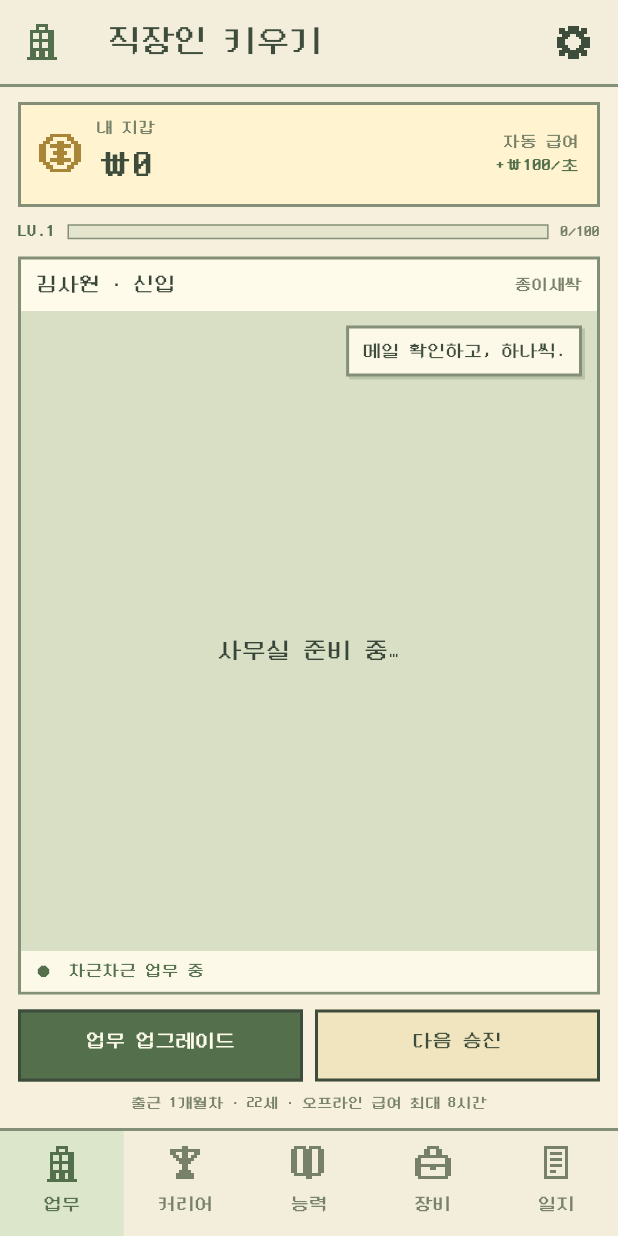
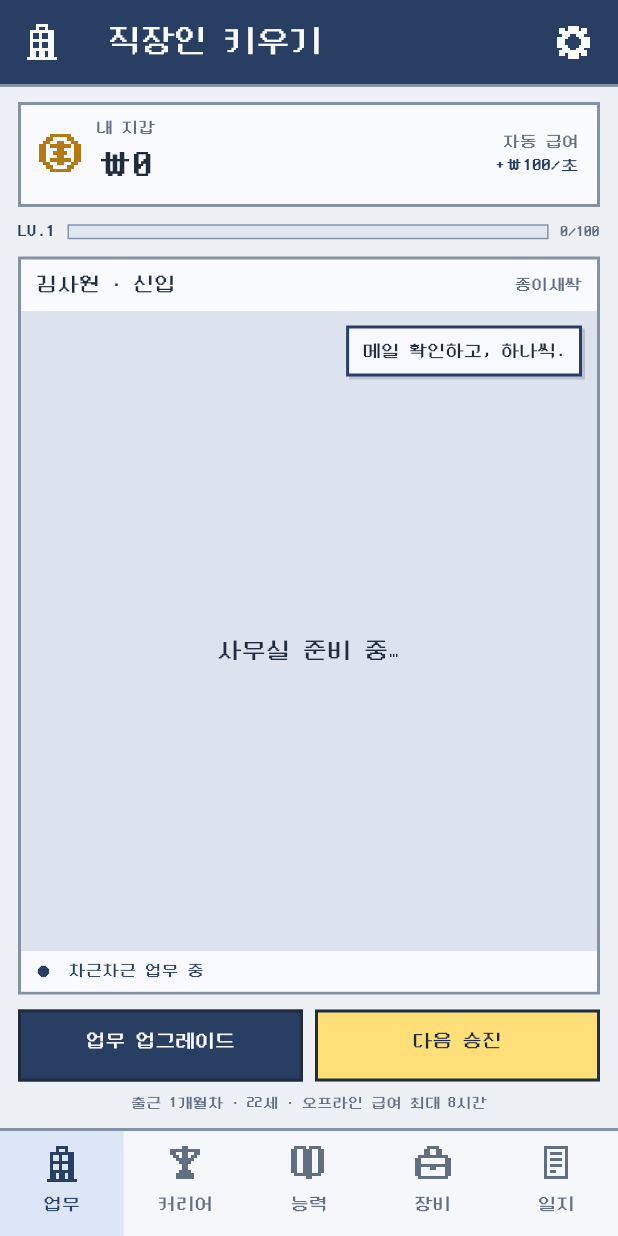
Before and after one commit to dldnlee/jigjangin-kiwoogi, a Flutter app: the first screen one second after launch, on a phone screen of 412 x 824 dp. Run offline on Flutter 3.47's test engine with Material 3 defaults, Android fonts, the phone set to English and light mode, and no system bars; our stand-ins replace drift, drift_flutter, flutter_riverpod, go_router; accounts and stored records are empty.

Commit message:
Use navy office-comedy palette with yellow and coral accents

```diff
--- a/lib/main.dart
+++ b/lib/main.dart
@@ -21,9 +21,9 @@ Future<void> main() async {
   await SystemChrome.setPreferredOrientations([DeviceOrientation.portraitUp]);
   SystemChrome.setSystemUIOverlayStyle(
     const SystemUiOverlayStyle(
-      statusBarColor: Colors.transparent,
-      statusBarIconBrightness: Brightness.dark,
-      systemNavigationBarColor: Color(0xfff2eedb),
+      statusBarColor: Color(0xff293e63),
+      statusBarIconBrightness: Brightness.light,
+      systemNavigationBarColor: Color(0xfff5f7fb),
       systemNavigationBarIconBrightness: Brightness.dark,
     ),
   );
@@ -43,17 +43,24 @@ class OfficeWorkerApp extends StatelessWidget {
     theme: ThemeData(
       useMaterial3: true,
       fontFamily: 'NeoDunggeunmo',
-      scaffoldBackgroundColor: const Color(0xfff7f0dc),
-      colorScheme: ColorScheme.fromSeed(seedColor: const Color(0xff48684a)),
+      scaffoldBackgroundColor: const Color(0xffedf0f5),
+      colorScheme: ColorScheme.fromSeed(seedColor: const Color(0xff293e63))
+          .copyWith(
+            primary: const Color(0xff293e63),
+            secondary: const Color(0xffffd35a),
+            surface: const Color(0xfffafbff),
+            onSurface: const Color(0xff202c40),
+            error: const Color(0xffc64b47),
+          ),
       textTheme: const TextTheme(
         bodyMedium: TextStyle(
           fontSize: 16,
           height: 1.4,
-          color: Color(0xff38463a),
+          color: Color(0xff202c40),
         ),
       ),
       snackBarTheme: const SnackBarThemeData(
-        backgroundColor: Color(0xff384c3b),
+        backgroundColor: Color(0xff293e63),
         behavior: SnackBarBehavior.floating,
       ),
     ),
--- a/lib/ui/game_screen.dart
+++ b/lib/ui/game_screen.dart
@@ -63,27 +63,27 @@ class _GameScreenState extends ConsumerState<GameScreen> {
     }
     if (s.offline == null) _awayShown = false;
     return ColoredBox(
-      color: const Color(0xffc6cdb8),
+      color: const Color(0xffcbd2df),
       child: Center(
         child: SizedBox(
           width: 480,
           child: Scaffold(
             appBar: AppBar(
-              backgroundColor: const Color(0xfff2eedb),
+              backgroundColor: navy,
               surfaceTintColor: Colors.transparent,
               title: const Text(
                 '직장인 키우기',
-                style: TextStyle(fontSize: 22, color: ink),
+                style: TextStyle(fontSize: 22, color: paper),
               ),
               leading: const Padding(
                 padding: EdgeInsets.all(16),
-                child: PixelIcon('office', size: 24, color: green),
+                child: PixelIcon('office', size: 24, color: paper),
               ),
               actions: [
                 IconButton(
                   tooltip: '설정',
                   onPressed: _settings,
-                  icon: const PixelIcon('settings', size: 22),
+                  icon: const PixelIcon('settings', size: 22, color: paper),
                 ),
                 const SizedBox(width: 6),
               ],
@@ -151,7 +151,7 @@ class _GameScreenState extends ConsumerState<GameScreen> {
           child: Column(
             mainAxisSize: MainAxisSize.min,
             children: [
-              const PixelIcon('office', size: 56, color: green),
+              const PixelIcon('office', size: 56, color: navy),
               const SizedBox(height: 24),
               Text(
                 c.error == null ? '출근 준비 중...' : '저장을 확인해 주세요',
@@ -180,7 +180,7 @@ class _GameScreenState extends ConsumerState<GameScreen> {
   );
   Widget _navigation() => Container(
     decoration: const BoxDecoration(
-      color: Color(0xfff2eedb),
+      color: Color(0xfff5f7fb),
       border: Border(top: BorderSide(color: border, width: 2)),
     ),
     child: SafeArea(
@@ -205,7 +205,7 @@ class _GameScreenState extends ConsumerState<GameScreen> {
                     constraints: const BoxConstraints(minHeight: 70),
                     padding: const EdgeInsets.symmetric(vertical: 10),
                     color: widget.page == pair.$1
-                        ? const Color(0xffdce6cb)
+                        ? const Color(0xffdce6f7)
                         : null,
                     child: Column(
                       mainAxisSize: MainAxisSize.min,
@@ -213,14 +213,14 @@ class _GameScreenState extends ConsumerState<GameScreen> {
                         PixelIcon(
                           pair.$1,
                           size: 24,
-                          color: widget.page == pair.$1 ? green : muted,
+                          color: widget.page == pair.$1 ? navy : muted,
                         ),
                         const SizedBox(height: 7),
                         Text(
                           pair.$2,
                           style: TextStyle(
                             fontSize: 12,
-                            color: widget.page == pair.$1 ? green : muted,
+                            color: widget.page == pair.$1 ? navy : muted,
                           ),
                         ),
                       ],
@@ -287,7 +287,7 @@ class _GameScreenState extends ConsumerState<GameScreen> {
       Column(
         crossAxisAlignment: CrossAxisAlignment.stretch,
         children: [
-          const PixelIcon('chat', size: 36, color: green),
+          const PixelIcon('chat', size: 36, color: navy),
           const SizedBox(height: 17),
           Text(event['title'], style: const TextStyle(fontSize: 24)),
           const SizedBox(height: 16),
@@ -336,7 +336,7 @@ class _GameScreenState extends ConsumerState<GameScreen> {
       Column(
         crossAxisAlignment: CrossAxisAlignment.stretch,
         children: [
-          const PixelIcon('coin', size: 40, color: green),
+          const PixelIcon('coin', size: 40, color: navy),
           const SizedBox(height: 20),
           const Text('자리를 비운 동안', style: TextStyle(fontSize: 26)),
           const SizedBox(height: 15),
@@ -344,7 +344,7 @@ class _GameScreenState extends ConsumerState<GameScreen> {
           const SizedBox(height: 24),
           Text(
             '+${won(BigInt.parse(receipt['cash']))}',
-            style: const TextStyle(fontSize: 34, color: green),
+            style: const TextStyle(fontSize: 34, color: navy),
           ),
           const SizedBox(height: 18),
           Text(
@@ -459,7 +459,7 @@ class _GameScreenState extends ConsumerState<GameScreen> {
                 },
                 child: const Text(
                   '새로 시작하기',
-                  style: TextStyle(color: Color(0xffa15d42)),
+                  style: TextStyle(color: Color(0xffbd413e)),
                 ),
               ),
               const Text(
--- a/lib/ui/office_scene.dart
+++ b/lib/ui/office_scene.dart
@@ -144,6 +144,18 @@ class _OfficeSceneState extends State<OfficeScene>
   @override
   Widget build(BuildContext context) {
     final progress = widget.previewMoment != null ? .5 : _director.progress;
+    final tense =
+        moment == OfficeMoment.deadline || moment == OfficeMoment.feedback;
+    final accent = tense
+        ? coral
+        : moment == OfficeMoment.approved
+        ? gold
+        : navy;
+    final captionColor = tense
+        ? const Color(0xffffeded)
+        : moment == OfficeMoment.approved
+        ? const Color(0xffffefb6)
+        : paper;
     final content = ClipRect(
       child: Semantics(
         label: '레벨 ${widget.level} 사무실, ${moment.title}',
@@ -152,7 +164,7 @@ class _OfficeSceneState extends State<OfficeScene>
           children: [
             if (_rooms == null || _sprites == null || _moments == null)
               ColoredBox(
-                color: const Color(0xffd8dfc4),
+                color: const Color(0xffdce3ef),
                 child: Center(
                   child: Text(
                     _error == null ? '사무실 준비 중…' : '사무실 이미지를 불러오지 못했어요.',
@@ -190,9 +202,9 @@ class _OfficeSceneState extends State<OfficeScene>
                   ),
                   decoration: BoxDecoration(
                     color: paper.withValues(alpha: .97),
-                    border: Border.all(color: border, width: 2),
+                    border: Border.all(color: accent, width: 2),
                     boxShadow: const [
-                      BoxShadow(color: Color(0x30405030), offset: Offset(2, 2)),
+                      BoxShadow(color: Color(0x30202c40), offset: Offset(2, 2)),
                     ],
                   ),
                   child: Text(
@@ -215,13 +227,13 @@ class _OfficeSceneState extends State<OfficeScene>
               child: Container(
                 height: 27,
                 padding: const EdgeInsets.symmetric(horizontal: 9),
-                color: paper.withValues(alpha: .94),
+                color: captionColor.withValues(alpha: .97),
                 alignment: Alignment.centerLeft,
                 child: Text(
                   '●  ${moment.title}',
                   maxLines: 1,
                   overflow: TextOverflow.ellipsis,
-                  style: const TextStyle(fontSize: 11, color: green),
+                  style: TextStyle(fontSize: 11, color: tense ? coral : navy),
                 ),
               ),
             ),
--- a/lib/ui/pixel_widgets.dart
+++ b/lib/ui/pixel_widgets.dart
@@ -1,10 +1,11 @@
 import 'package:flutter/material.dart';
 
-const ink = Color(0xff3e4c3c),
-    green = Color(0xff536f4c),
-    paper = Color(0xfffffbeb),
-    gold = Color(0xffecd595);
-const muted = Color(0xff778169), border = Color(0xff839077);
+const ink = Color(0xff202c40),
+    navy = Color(0xff293e63),
+    paper = Color(0xfffafbff),
+    gold = Color(0xffffd35a);
+const muted = Color(0xff626f83), border = Color(0xff8592a6);
+const coral = Color(0xffc64b47);
 
 class PixelPanel extends StatelessWidget {
   const PixelPanel({
@@ -24,7 +25,7 @@ class PixelPanel extends StatelessWidget {
       color: color,
       border: Border.all(color: border, width: 2),
       boxShadow: const [
-        BoxShadow(color: Color(0xffbec1a5), offset: Offset(3, 4)),
+        BoxShadow(color: Color(0xffc0c9d8), offset: Offset(3, 4)),
       ],
     ),
     child: child,
@@ -50,10 +51,10 @@ class PixelButton extends StatelessWidget {
       constraints: const BoxConstraints(minHeight: 48),
       child: Material(
         color: onPressed == null
-            ? const Color(0xffe4e6d3)
+            ? const Color(0xffe1e5ed)
             : primary
-            ? green
-            : const Color(0xfff0e5be),
+            ? navy
+            : const Color(0xffffdf78),
         shape: Border.all(color: onPressed == null ? border : ink, width: 2),
         child: InkWell(
           onTap: onPressed,
@@ -90,14 +91,14 @@ class PixelMeter extends StatelessWidget {
     height: 10,
     padding: const EdgeInsets.all(2),
     decoration: BoxDecoration(
-      color: const Color(0xffe5e5ce),
+      color: const Color(0xffe1e7f1),
       border: Border.all(color: border),
     ),
     child: Align(
       alignment: Alignment.centerLeft,
       child: FractionallySizedBox(
         widthFactor: value.clamp(0, 1),
-        child: const ColoredBox(color: green),
+        child: const ColoredBox(color: navy),
       ),
     ),
   );
```
Also changed, not shown: lib/ui/office_home.dart (+5 -5 lines), lib/ui/screens.dart (+19 -19 lines), 11 other files.
